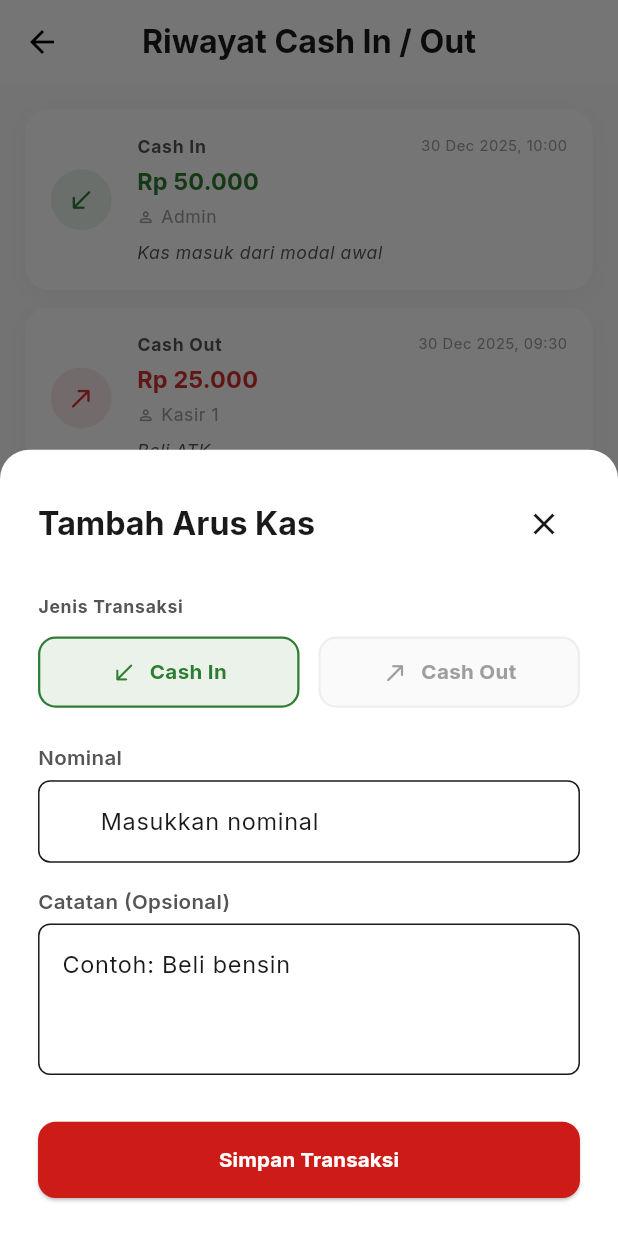
After one commit to Ibnuard/qsir_app, a Flutter app: the CashHistoryPage screen opened by its route, after a tap on the "add" icon, on a phone screen of 412 x 824 dp. The commit adds this screen. Run offline on Flutter 3.47's test engine with Material 3 defaults, Android fonts, the phone set to English and light mode, and no system bars; our stand-ins replace flutter_screenutil, get, google_fonts.

Commit message:
feat: Add cash history feature with a new page, controller, binding, and input bottom sheet, integrated into the application navigation and routing.

```diff
--- a/lib/presentation/pages/owner/home/controllers/home_controller.dart
+++ b/lib/presentation/pages/owner/home/controllers/home_controller.dart
@@ -64,7 +64,11 @@ class HomeController extends GetxController {
             icon: Icons.swap_horiz,
             onTap: () => navigateToMenu(AppRoutes.ownerCashShift),
           ),
-          SubMenuItem(title: 'Riwayat cash in / out', icon: Icons.history),
+          SubMenuItem(
+            title: 'Riwayat cash in / out',
+            icon: Icons.history,
+            onTap: () => navigateToMenu(AppRoutes.ownerCashHistory),
+          ),
           SubMenuItem(title: 'Selisih kas', icon: Icons.money_off),
           SubMenuItem(title: 'Laporan penutupan', icon: Icons.summarize),
         ];
--- /dev/null
+++ b/lib/presentation/pages/owner/sub_menu/cash_history/bindings/cash_history_binding.dart
@@ -0,0 +1,9 @@
+import 'package:get/get.dart';
+import 'package:qsir_app/presentation/pages/owner/sub_menu/cash_history/controllers/cash_history_controller.dart';
+
+class CashHistoryBinding extends Bindings {
+  @override
+  void dependencies() {
+    Get.lazyPut<CashHistoryController>(() => CashHistoryController());
+  }
+}
--- /dev/null
+++ b/lib/presentation/pages/owner/sub_menu/cash_history/cash_history_page.dart
@@ -0,0 +1,173 @@
+import 'package:flutter/material.dart';
+import 'package:flutter_screenutil/flutter_screenutil.dart';
+import 'package:get/get.dart';
+import 'package:qsir_app/core/themes/app_theme.dart';
+import 'package:qsir_app/presentation/pages/owner/sub_menu/cash_history/controllers/cash_history_controller.dart';
+import 'package:qsir_app/presentation/pages/owner/sub_menu/cash_history/widgets/cash_input_bottom_sheet.dart';
+
+class CashHistoryPage extends GetView<CashHistoryController> {
+  const CashHistoryPage({super.key});
+
+  @override
+  Widget build(BuildContext context) {
+    return Scaffold(
+      backgroundColor: Colors.grey.shade50,
+      appBar: AppBar(
+        title: Text(
+          "Riwayat Cash In / Out",
+          style: context.textTheme.titleLarge?.copyWith(
+            fontWeight: FontWeight.bold,
+          ),
+        ),
+        centerTitle: true,
+        backgroundColor: Colors.white,
+        foregroundColor: Colors.black,
+        elevation: 0,
+      ),
+      floatingActionButton: FloatingActionButton(
+        onPressed: () {
+          Get.bottomSheet(
+            const CashInputBottomSheet(),
+            isScrollControlled: true,
+          );
+        },
+        backgroundColor: AppColors.primary,
+        child: const Icon(Icons.add, color: Colors.white),
+      ),
+      body: Obx(() {
+        if (controller.records.isEmpty) {
+          return Center(
+            child: Column(
+              mainAxisAlignment: MainAxisAlignment.center,
+              children: [
+                Icon(
+                  Icons.history_rounded,
+                  size: 64.sp,
+                  color: Colors.grey.shade300,
+                ),
+                SizedBox(height: 16.h),
+                Text(
+                  "Belum ada riwayat kas",
+                  style: context.textTheme.bodyLarge?.copyWith(
+                    color: Colors.grey,
+                  ),
+                ),
+              ],
+            ),
+          );
+        }
+
+        return ListView.separated(
+          padding: EdgeInsets.all(16.w),
+          itemCount: controller.records.length,
+          separatorBuilder: (context, index) => SizedBox(height: 12.h),
+          itemBuilder: (context, index) {
+            final record = controller.records[index];
+            final isCashIn = record.type == 'Cash In';
+
+            return Container(
+              padding: EdgeInsets.all(16.w),
+              decoration: BoxDecoration(
+                color: Colors.white,
+                borderRadius: BorderRadius.circular(16.r),
+                boxShadow: [
+                  BoxShadow(
+                    color: Colors.black.withValues(alpha: 0.03),
+                    blurRadius: 10,
+                    offset: const Offset(0, 4),
+                  ),
+                ],
+              ),
+              child: Row(
+                children: [
+                  Container(
+                    padding: EdgeInsets.all(10.w),
+                    decoration: BoxDecoration(
+                      color: (isCashIn ? AppColors.success : AppColors.error)
+                          .withValues(alpha: 0.1),
+                      shape: BoxShape.circle,
+                    ),
+                    child: Icon(
+                      isCashIn
+                          ? Icons.south_west_rounded
+                          : Icons.north_east_rounded,
+                      color: isCashIn ? AppColors.success : AppColors.error,
+                      size: 20.sp,
+                    ),
+                  ),
+                  SizedBox(width: 16.w),
+                  Expanded(
+                    child: Column(
+                      crossAxisAlignment: CrossAxisAlignment.start,
+                      children: [
+                        Row(
+                          mainAxisAlignment: MainAxisAlignment.spaceBetween,
+                          children: [
+                            Text(
+                              record.type,
+                              style: context.textTheme.bodySmall?.copyWith(
+                                color: AppColors.textSecondary,
+                                fontWeight: FontWeight.bold,
+                                letterSpacing: 0.5,
+                              ),
+                            ),
+                            Text(
+                              controller.formatTime(record.time),
+                              style: context.textTheme.bodySmall?.copyWith(
+                                color: Colors.grey,
+                                fontSize: 10.sp,
+                              ),
+                            ),
+                          ],
+                        ),
+                        SizedBox(height: 4.h),
+                        Text(
+                          controller.formatAmount(record.amount),
+                          style: context.textTheme.titleMedium?.copyWith(
+                            fontWeight: FontWeight.bold,
+                            color: isCashIn
+                                ? AppColors.success
+                                : AppColors.error,
+                          ),
+                        ),
+                        SizedBox(height: 4.h),
+                        Row(
+                          children: [
+                            Icon(
+                              Icons.person_outline_rounded,
+                              size: 12.sp,
+                              color: Colors.grey,
+                            ),
+                            SizedBox(width: 4.w),
+                            Text(
+                              record.userName,
+                              style: context.textTheme.bodySmall?.copyWith(
+                                color: Colors.grey,
+                              ),
+                            ),
+                          ],
+                        ),
+                        if (record.note != null && record.note!.isNotEmpty) ...[
+                          SizedBox(height: 8.h),
+                          Text(
+                            record.note!,
+                            style: context.textTheme.bodySmall?.copyWith(
+                              fontStyle: FontStyle.italic,
+                              color: AppColors.textSecondary,
+                            ),
+                            maxLines: 2,
+                            overflow: TextOverflow.ellipsis,
+                          ),
+                        ],
+                      ],
+                    ),
+                  ),
+                ],
+              ),
+            );
+          },
+        );
+      }),
+    );
+  }
+}
--- /dev/null
+++ b/lib/presentation/pages/owner/sub_menu/cash_history/controllers/cash_history_controller.dart
@@ -0,0 +1,91 @@
+import 'package:get/get.dart';
+import 'package:intl/intl.dart';
+
+class CashRecord {
+  final String id;
+  final String type; // 'Cash In' or 'Cash Out'
+  final double amount;
+  final DateTime time;
+  final String userName;
+  final String? note;
+
+  CashRecord({
+    required this.id,
+    required this.type,
+    required this.amount,
+    required this.time,
+    required this.userName,
+    this.note,
+  });
+}
+
+class CashHistoryController extends GetxController {
+  final records = <CashRecord>[].obs;
+
+  @override
+  void onInit() {
+    super.onInit();
+    _loadDummyData();
+  }
+
+  void _loadDummyData() {
+    records.assignAll([
+      CashRecord(
+        id: '1',
+        type: 'Cash In',
+        amount: 50000,
+        time: DateTime.now().subtract(const Duration(minutes: 30)),
+        userName: 'Admin',
+        note: 'Kas masuk dari modal awal',
+      ),
+      CashRecord(
+        id: '2',
+        type: 'Cash Out',
+        amount: 25000,
+        time: DateTime.now().subtract(const Duration(hours: 1)),
+        userName: 'Kasir 1',
+        note: 'Beli ATK',
+      ),
+      CashRecord(
+        id: '3',
+        type: 'Cash In',
+        amount: 100000,
+        time: DateTime.now().subtract(const Duration(hours: 3)),
+        userName: 'Admin',
+        note: 'Setoran penjualan',
+      ),
+      CashRecord(
+        id: '4',
+        type: 'Cash Out',
+        amount: 15000,
+        time: DateTime.now().subtract(const Duration(days: 1)),
+        userName: 'Kasir 2',
+        note: 'Ongkir paket',
+      ),
+    ]);
+  }
+
+  void addRecord({required String type, required double amount, String? note}) {
+    final newRecord = CashRecord(
+      id: DateTime.now().millisecondsSinceEpoch.toString(),
+      type: type,
+      amount: amount,
+      time: DateTime.now(),
+      userName: 'Admin', // Dummy user for now
+      note: note,
+    );
+    records.insert(0, newRecord); // Insert at top
+  }
+
+  String formatAmount(double amount) {
+    return NumberFormat.currency(
+      locale: 'id_ID',
+      symbol: 'Rp ',
+      decimalDigits: 0,
+    ).format(amount);
+  }
+
+  String formatTime(DateTime time) {
+    return DateFormat('dd MMM yyyy, HH:mm').format(time);
+  }
+}
--- /dev/null
+++ b/lib/presentation/pages/owner/sub_menu/cash_history/widgets/cash_input_bottom_sheet.dart
@@ -0,0 +1,186 @@
+import 'package:flutter/material.dart';
+import 'package:flutter/services.dart';
+import 'package:flutter_screenutil/flutter_screenutil.dart';
+import 'package:get/get.dart';
+import 'package:qsir_app/core/themes/app_theme.dart';
+import 'package:qsir_app/presentation/pages/owner/sub_menu/cash_history/controllers/cash_history_controller.dart';
+import 'package:qsir_app/presentation/widgets/custom_input.dart';
+
+class CashInputBottomSheet extends StatefulWidget {
+  const CashInputBottomSheet({super.key});
+
+  @override
+  State<CashInputBottomSheet> createState() => _CashInputBottomSheetState();
+}
+
+class _CashInputBottomSheetState extends State<CashInputBottomSheet> {
+  final controller = Get.find<CashHistoryController>();
+  final amountController = TextEditingController();
+  final noteController = TextEditingController();
+  String selectedType = 'Cash In';
+
+  @override
+  void dispose() {
+    amountController.dispose();
+    noteController.dispose();
+    super.dispose();
+  }
+
+  @override
+  Widget build(BuildContext context) {
+    return Container(
+      padding: EdgeInsets.only(
+        bottom: MediaQuery.of(context).viewInsets.bottom,
+      ),
+      decoration: BoxDecoration(
+        color: Colors.white,
+        borderRadius: BorderRadius.vertical(top: Radius.circular(20.r)),
+      ),
+      child: Padding(
+        padding: EdgeInsets.all(24.w),
+        child: Column(
+          mainAxisSize: MainAxisSize.min,
+          crossAxisAlignment: CrossAxisAlignment.start,
+          children: [
+            Row(
+              mainAxisAlignment: MainAxisAlignment.spaceBetween,
+              children: [
+                Text(
+                  "Tambah Arus Kas",
+                  style: context.textTheme.titleLarge?.copyWith(
+                    fontWeight: FontWeight.bold,
+                  ),
+                ),
+                IconButton(
+                  onPressed: () => Get.back(),
+                  icon: const Icon(Icons.close),
+                  padding: EdgeInsets.zero,
+                  constraints: const BoxConstraints(),
+                ),
+              ],
+            ),
+            SizedBox(height: 24.h),
+            Text(
+              "Jenis Transaksi",
+              style: context.textTheme.labelMedium?.copyWith(
+                color: AppColors.textSecondary,
+                fontWeight: FontWeight.bold,
+              ),
+            ),
+            SizedBox(height: 12.h),
+            Row(
+              children: [
+                _buildTypeChip('Cash In', AppColors.success),
+                SizedBox(width: 12.w),
+                _buildTypeChip('Cash Out', AppColors.error),
+              ],
+            ),
+            SizedBox(height: 24.h),
+            CustomInput(
+              controller: amountController,
+              label: "Nominal",
+              keyboardType: TextInputType.number,
+              inputFormatters: [FilteringTextInputFormatter.digitsOnly],
+              decoration: const InputDecoration(
+                hintText: "Masukkan nominal",
+                prefixText: "Rp ",
+              ),
+            ),
+            SizedBox(height: 16.h),
+            CustomInput(
+              controller: noteController,
+              label: "Catatan (Opsional)",
+              maxLines: 3,
+              decoration: const InputDecoration(
+                hintText: "Contoh: Beli bensin",
+              ),
+            ),
+            SizedBox(height: 32.h),
+            SizedBox(
+              width: double.infinity,
+              height: 52.h,
+              child: ElevatedButton(
+                onPressed: () {
+                  final amountStr = amountController.text.replaceAll(
+                    RegExp(r'[^0-9]'),
+                    '',
+                  );
+                  if (amountStr.isEmpty) {
+                    Get.snackbar(
+                      "Error",
+                      "Nominal tidak boleh kosong",
+                      backgroundColor: AppColors.error,
+                      colorText: Colors.white,
+                    );
+                    return;
+                  }
+
+                  controller.addRecord(
+                    type: selectedType,
+                    amount: double.parse(amountStr),
+                    note: noteController.text,
+                  );
+                  Get.back();
+                },
+                style: ElevatedButton.styleFrom(
+                  backgroundColor: AppColors.primary,
+                  foregroundColor: Colors.white,
+                  shape: RoundedRectangleBorder(
+                    borderRadius: BorderRadius.circular(12.r),
+                  ),
+                ),
+                child: const Text(
+                  "Simpan Transaksi",
+                  style: TextStyle(fontWeight: FontWeight.bold),
+                ),
+              ),
+            ),
+          ],
+        ),
+      ),
+    );
+  }
+
+  Widget _buildTypeChip(String type, Color color) {
+    bool isSelected = selectedType == type;
+    return Expanded(
+      child: InkWell(
+        onTap: () => setState(() => selectedType = type),
+        borderRadius: BorderRadius.circular(12.r),
+        child: Container(
+          padding: EdgeInsets.symmetric(vertical: 12.h),
+          decoration: BoxDecoration(
+            color: isSelected
+                ? color.withValues(alpha: 0.1)
+                : Colors.grey.shade50,
+            borderRadius: BorderRadius.circular(12.r),
+            border: Border.all(
+              color: isSelected ? color : Colors.grey.shade200,
+              width: 1.5,
+            ),
+          ),
+          child: Row(
+            mainAxisAlignment: MainAxisAlignment.center,
+            children: [
+              Icon(
+                type == 'Cash In'
+                    ? Icons.south_west_rounded
+                    : Icons.north_east_rounded,
+                color: isSelected ? color : Colors.grey,
+                size: 18.sp,
+              ),
+              SizedBox(width: 8.w),
+              Text(
+                type,
+                style: TextStyle(
+                  color: isSelected ? color : Colors.grey,
+                  fontWeight: FontWeight.bold,
+                ),
+              ),
+            ],
+          ),
+        ),
+      ),
+    );
+  }
+}
--- a/lib/routes/app_pages.dart
+++ b/lib/routes/app_pages.dart
@@ -4,6 +4,8 @@ import 'package:qsir_app/presentation/pages/owner/main/bindings/owner_main_bindi
 import 'package:qsir_app/presentation/pages/owner/main/main_page.dart';
 import 'package:qsir_app/presentation/pages/owner/sub_menu/cash_shift/bindings/cash_shift_binding.dart';
 import 'package:qsir_app/presentation/pages/owner/sub_menu/cash_shift/cash_shift_page.dart';
+import 'package:qsir_app/presentation/pages/owner/sub_menu/cash_history/bindings/cash_history_binding.dart';
+import 'package:qsir_app/presentation/pages/owner/sub_menu/cash_history/cash_history_page.dart';
 import 'package:qsir_app/presentation/pages/owner/sub_menu/product/add/owner_product_add_page.dart';
 import 'package:qsir_app/presentation/pages/owner/sub_menu/product/detail/owner_product_detail_page.dart';
 import 'package:qsir_app/presentation/pages/owner/sub_menu/product/productlist/owner_product_list_page.dart';
@@ -35,5 +37,10 @@ class AppPages {
       page: () => const CashShiftPage(),
       binding: CashShiftBinding(),
     ),
+    GetPage(
+      name: AppRoutes.ownerCashHistory,
+      page: () => const CashHistoryPage(),
+      binding: CashHistoryBinding(),
+    ),
   ];
 }
--- a/lib/routes/app_routes.dart
+++ b/lib/routes/app_routes.dart
@@ -7,5 +7,6 @@ class AppRoutes {
   static const String ownerProductList = "/owner/product/list";
   static const String ownerProductAdd = "/owner/product/add";
   static const String ownerProductDetail = "/owner/product/detail";
-  static const String ownerCashShift = "/owner/cash-shift";
+  static const ownerCashShift = '/owner/cash-shift';
+  static const ownerCashHistory = '/owner/cash-history';
 }
```
